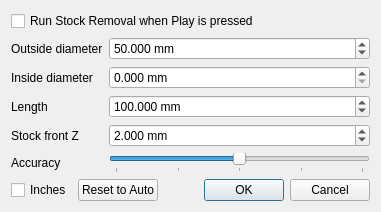
This is app/ui/generated/dialogs/stock.ui in MaestroFusion360/easy_gcode_plot as Qt 5 draws it before an edit. The edited form follows.
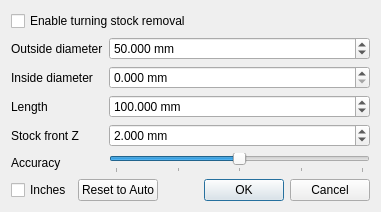
This is the edited form.

Commit message: Introduce 3D milling stock simulation

The edit to the form file:
```diff
--- a/app/ui/generated/dialogs/stock.ui
+++ b/app/ui/generated/dialogs/stock.ui
@@ -9,7 +9,7 @@
             <item>
                 <widget class="QCheckBox" name="enabledCheck">
                     <property name="text">
-                        <string>Run Stock Removal when Play is pressed</string>
+                        <string>Enable turning stock removal</string>
                     </property>
                 </widget>
             </item>
```
The commit also changes 142 other files.
